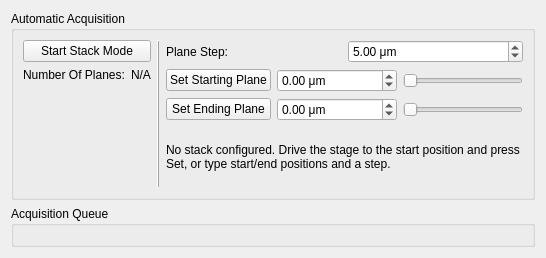
First picture: the form in lightsheet/gui/panels/ui_stack_panel.ui, repository LIOMLab/lightsheet, before the edit.
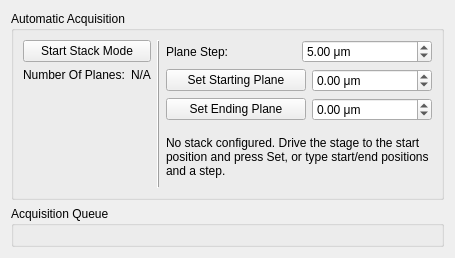
Second picture: the form after the edit. Custom widgets are drawn as their Qt base class.

Diff of the .ui file:
```diff
--- a/lightsheet/gui/panels/ui_stack_panel.ui
+++ b/lightsheet/gui/panels/ui_stack_panel.ui
@@ -175,6 +175,12 @@
               <verstretch>0</verstretch>
              </sizepolicy>
             </property>
+            <property name="minimumSize">
+             <size>
+              <width>140</width>
+              <height>0</height>
+             </size>
+            </property>
             <property name="toolTip">
              <string>Set the current horizontal position as starting point for stack acquisition</string>
             </property>
@@ -214,21 +220,7 @@
             </property>
            </widget>
           </item>
-          <item>
-          <widget class="QSlider" name="slider_doubleSpinBox_acqFirstPlane">
-          <property name="orientation">
-          <enum>Qt::Horizontal</enum>
-          </property>
-          <property name="minimumSize">
-          <size>
-          <width>120</width>
-          <height>0</height>
-          </size>
-          </property>
-          </widget>
-          </item>
-
-         </layout>
+          </layout>
         </item>
         <item>
          <layout class="QHBoxLayout" name="horizontalLayout_91">
@@ -243,6 +235,12 @@
               <verstretch>0</verstretch>
              </sizepolicy>
             </property>
+            <property name="minimumSize">
+             <size>
+              <width>140</width>
+              <height>0</height>
+             </size>
+            </property>
             <property name="toolTip">
              <string>Set the current horizontal position as ending point for stack acquisition</string>
             </property>
@@ -282,21 +280,7 @@
             </property>
            </widget>
           </item>
-          <item>
-          <widget class="QSlider" name="slider_doubleSpinBox_acqLastPlane">
-          <property name="orientation">
-          <enum>Qt::Horizontal</enum>
-          </property>
-          <property name="minimumSize">
-          <size>
-          <width>120</width>
-          <height>0</height>
-          </size>
-          </property>
-          </widget>
-          </item>
-
-         </layout>
+          </layout>
         </item>
         <item>
          <widget class="QLabel" name="label_stackPlanSummary">
```
